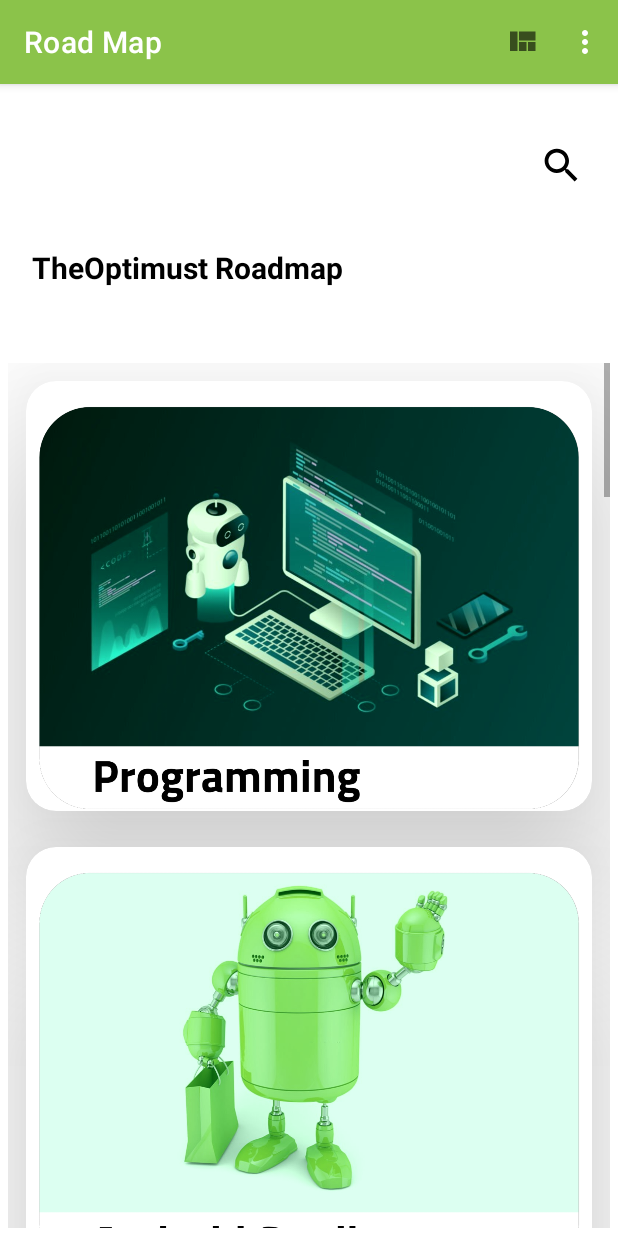
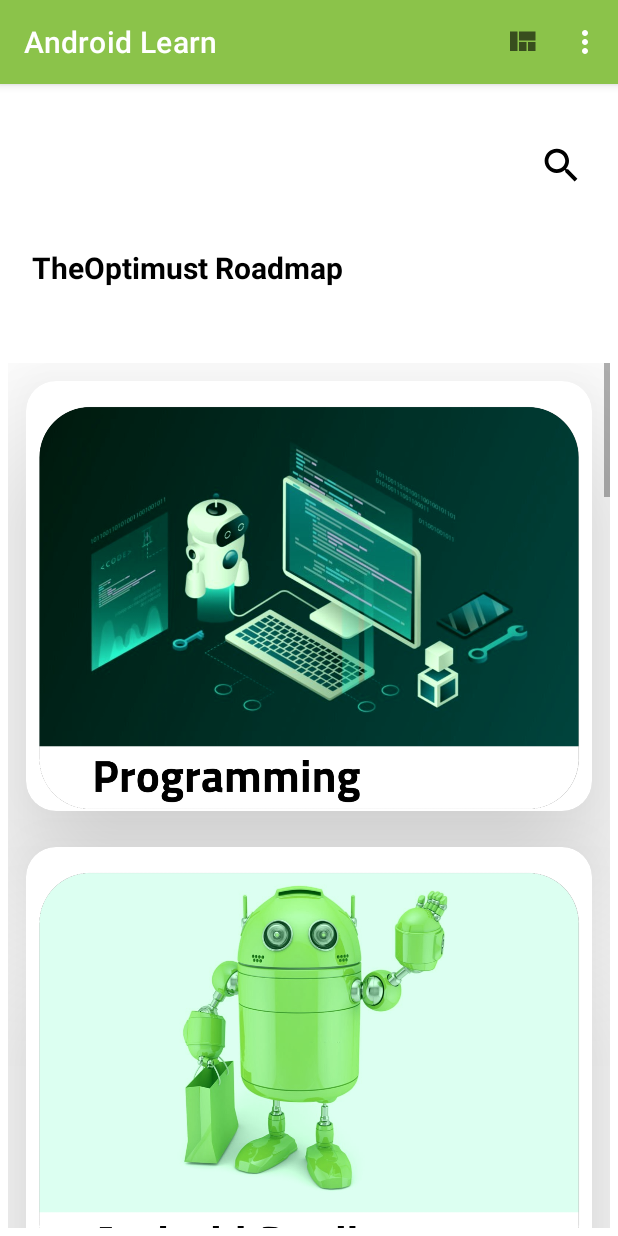
Before and after one commit to Optimustprime/Android_Learn, an Android app: the HomeActivity screen opened directly, with no data from a screen before it, on a phone screen of 412 x 824 dp. Run offline under Robolectric (Android 15) with nearby library versions, the phone set to English and light mode, and no system bars; our stand-ins replace navigation-ui.

Commit message:
Initial Commit

```diff
--- a/app/src/main/res/navigation/nav_graph.xml
+++ b/app/src/main/res/navigation/nav_graph.xml
@@ -7,7 +7,7 @@
     <fragment
         android:id="@+id/roadmapFragment"
         android:name="com.optiapp.androidlearn.Fragments.RoadmapFragment"
-        android:label="Road Map"
+        android:label="Android Learn"
         tools:layout="@layout/fragment_roadmap">
         <action
             android:id="@+id/action_roadMapFragment_to_detailsFragment"
```
